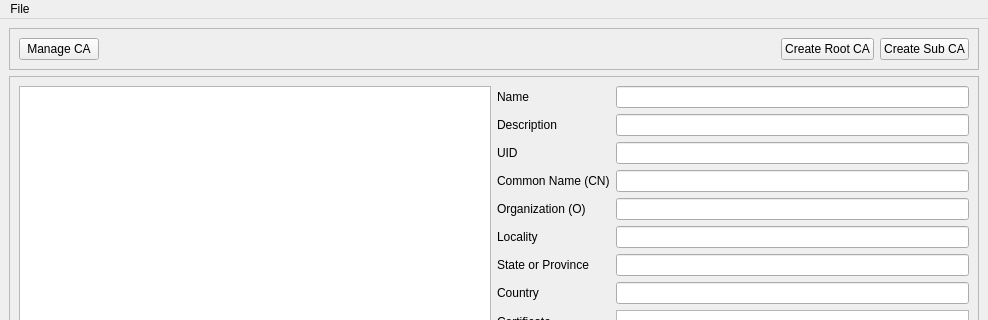
First picture: the form in MultiCA.ui, repository robobeaver6/MultiCA, before the edit; both pictures show x 0 to 988 and y 0 to 320 of the 988 by 836 pixel window.
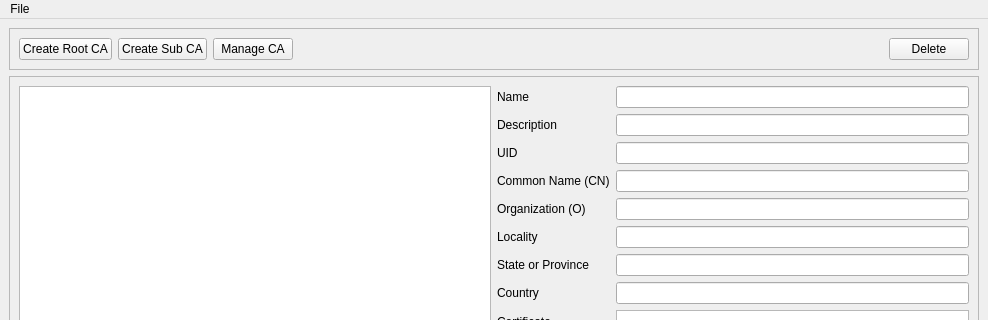
Second picture: the form after the edit.

Patch:
```diff
--- a/MultiCA.ui
+++ b/MultiCA.ui
@@ -30,6 +30,32 @@
        <enum>QFrame::Raised</enum>
       </property>
       <layout class="QHBoxLayout" name="horizontalLayout_2">
+       <item>
+        <widget class="QPushButton" name="btnCreateRoot">
+         <property name="sizePolicy">
+          <sizepolicy hsizetype="Minimum" vsizetype="Fixed">
+           <horstretch>0</horstretch>
+           <verstretch>0</verstretch>
+          </sizepolicy>
+         </property>
+         <property name="text">
+          <string>Create Root CA</string>
+         </property>
+        </widget>
+       </item>
+       <item>
+        <widget class="QPushButton" name="btnCreateSub">
+         <property name="sizePolicy">
+          <sizepolicy hsizetype="Minimum" vsizetype="Fixed">
+           <horstretch>0</horstretch>
+           <verstretch>0</verstretch>
+          </sizepolicy>
+         </property>
+         <property name="text">
+          <string>Create Sub CA</string>
+         </property>
+        </widget>
+       </item>
        <item>
         <widget class="QPushButton" name="btnManage">
          <property name="text">
@@ -51,28 +77,9 @@
         </spacer>
        </item>
        <item>
-        <widget class="QPushButton" name="btnCreateRoot">
-         <property name="sizePolicy">
-          <sizepolicy hsizetype="Minimum" vsizetype="Fixed">
-           <horstretch>0</horstretch>
-           <verstretch>0</verstretch>
-          </sizepolicy>
-         </property>
+        <widget class="QPushButton" name="btnDelete">
          <property name="text">
-          <string>Create Root CA</string>
-         </property>
-        </widget>
-       </item>
-       <item>
-        <widget class="QPushButton" name="btnCreateSub">
-         <property name="sizePolicy">
-          <sizepolicy hsizetype="Minimum" vsizetype="Fixed">
-           <horstretch>0</horstretch>
-           <verstretch>0</verstretch>
-          </sizepolicy>
-         </property>
-         <property name="text">
-          <string>Create Sub CA</string>
+          <string>Delete</string>
          </property>
         </widget>
        </item>
```
Left out of the diff: 6 changed lines with no effect on the pictures.
